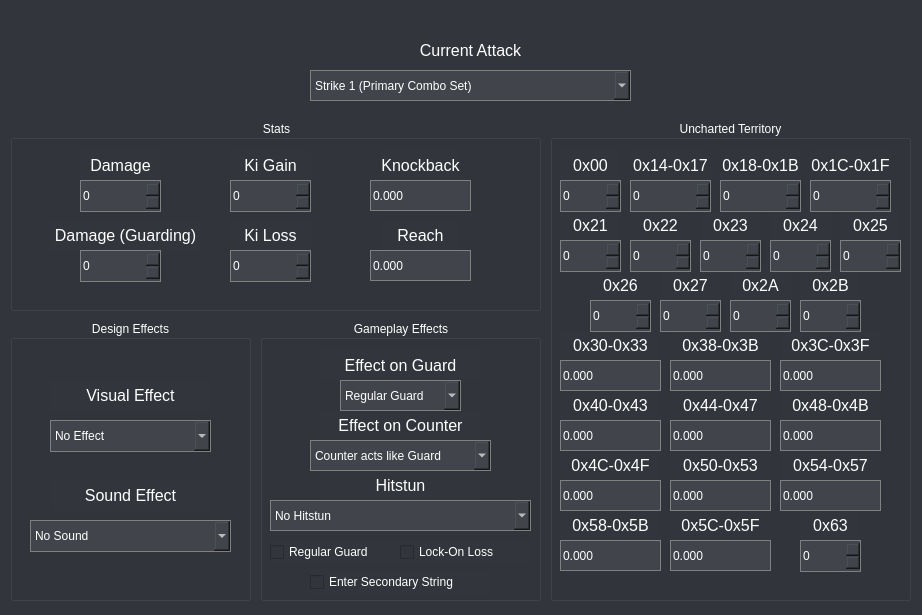
Qt form src/ui/paramSections/meleeframe.ui (jagger1407/NeoStudio) before a commit.
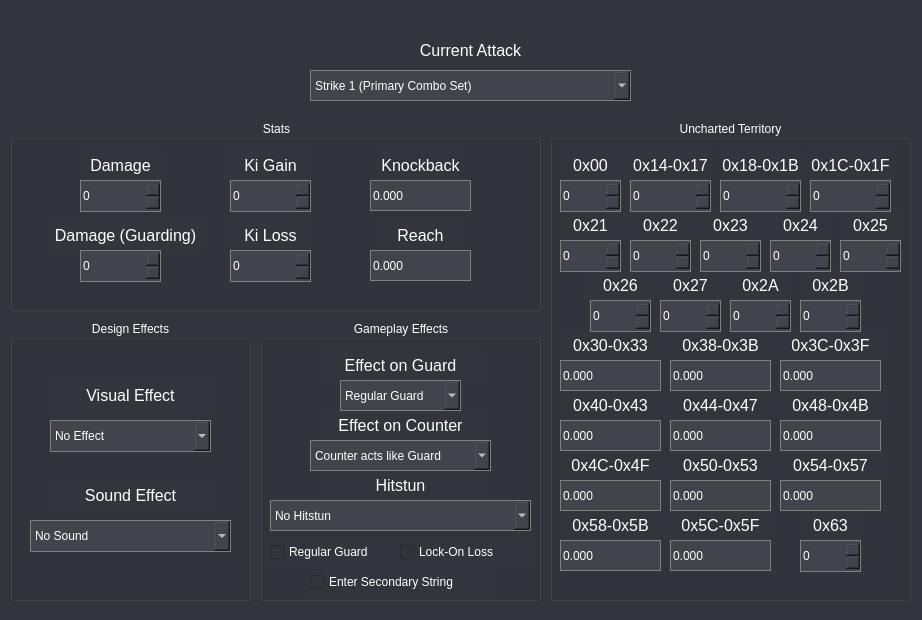
The same form after that commit.

Commit message: CMakeLists + Readme update

What changed in the file:
```diff
--- a/src/ui/paramSections/meleeframe.ui
+++ b/src/ui/paramSections/meleeframe.ui
@@ -7,7 +7,7 @@
     <x>0</x>
     <y>0</y>
     <width>922</width>
-    <height>615</height>
+    <height>620</height>
    </rect>
   </property>
   <property name="windowTitle">
```
The commit also changes 2 other files.
